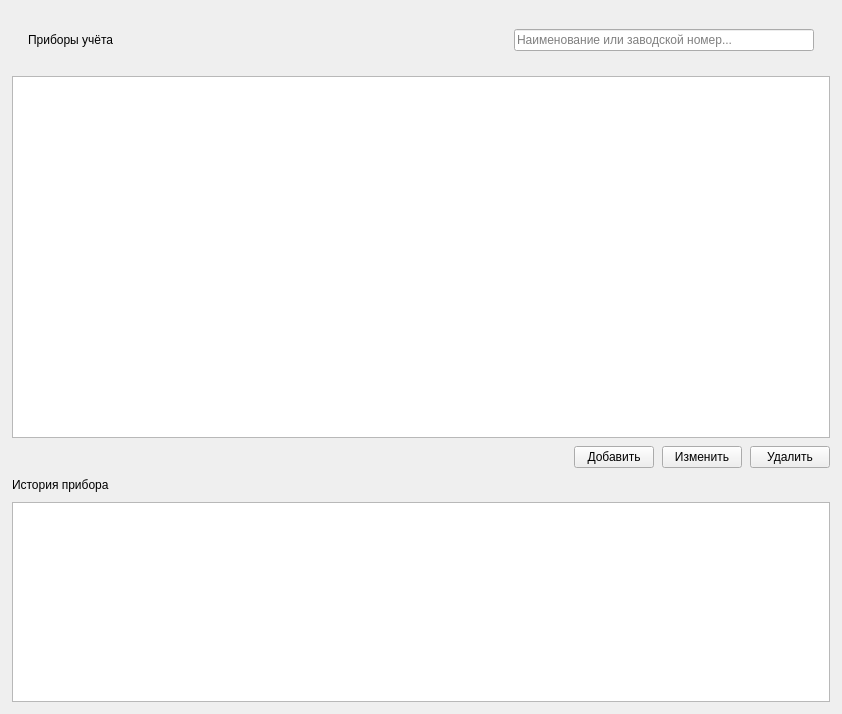
This is ui/meterswidget.ui in nikola240698/MeteringActs as Qt 5 draws it before an edit. The edited form follows.
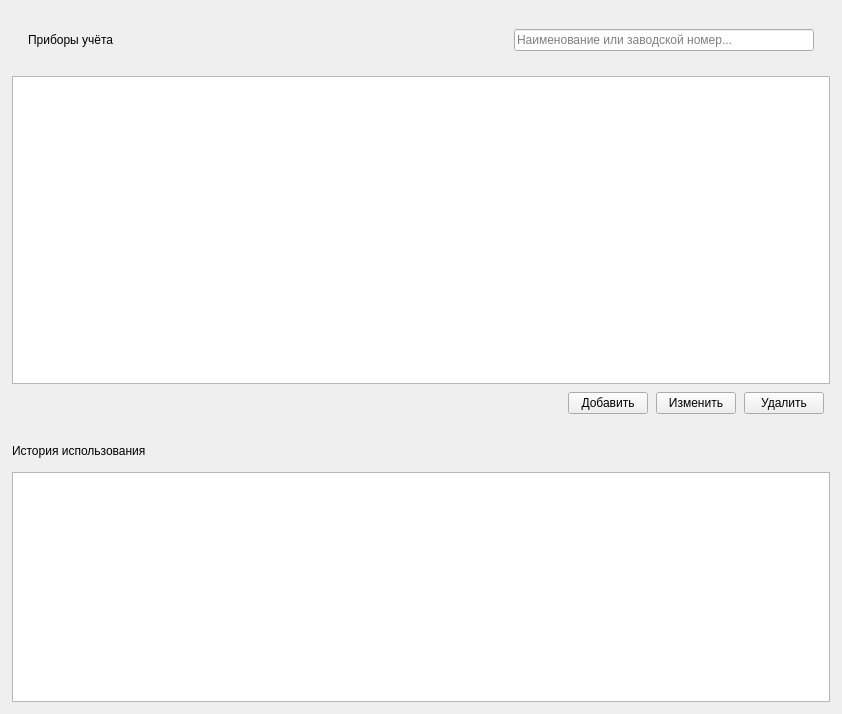
This is the edited form.

What changed in the file:
```diff
--- a/ui/meterswidget.ui
+++ b/ui/meterswidget.ui
@@ -16,7 +16,7 @@
   <property name="toolTip">
    <string>Двойное нажатие по строке для открытия акта</string>
   </property>
-  <layout class="QVBoxLayout" name="verticalLayout">
+  <layout class="QVBoxLayout" name="verticalLayout" stretch="3,2">
    <property name="spacing">
     <number>10</number>
    </property>
@@ -158,6 +158,12 @@
       </item>
       <item>
        <layout class="QHBoxLayout" name="buttonsLayout">
+        <property name="rightMargin">
+         <number>6</number>
+        </property>
+        <property name="bottomMargin">
+         <number>6</number>
+        </property>
         <item>
          <spacer name="horizontalSpacer">
           <property name="orientation">
@@ -197,10 +203,64 @@
      </layout>
     </widget>
    </item>
+   <item>
+    <widget class="QFrame" name="historyCard">
+     <property name="sizePolicy">
+      <sizepolicy hsizetype="Expanding" vsizetype="Expanding">
+       <horstretch>0</horstretch>
+       <verstretch>0</verstretch>
+      </sizepolicy>
+     </property>
+     <property name="minimumSize">
+      <size>
+       <width>0</width>
+       <height>0</height>
+      </size>
+     </property>
+     <property name="frameShape">
+      <enum>QFrame::Shape::NoFrame</enum>
+     </property>
+     <property name="frameShadow">
+      <enum>QFrame::Shadow::Raised</enum>
+     </property>
+     <property name="card" stdset="0">
+      <bool>true</bool>
+     </property>
+     <layout class="QVBoxLayout" name="historyCardLayout">
+      <property name="spacing">
+       <number>0</number>
+      </property>
+      <property name="leftMargin">
+       <number>0</number>
+      </property>
+      <property name="topMargin">
+       <number>0</number>
+      </property>
+      <property name="rightMargin">
+       <number>0</number>
+      </property>
+      <property name="bottomMargin">
+       <number>0</number>
+      </property>
    <item>
     <widget class="QLabel" name="historyLabel">
+        <property name="minimumSize">
+         <size>
+          <width>0</width>
+          <height>42</height>
+         </size>
+        </property>
+        <property name="maximumSize">
+         <size>
+          <width>16777215</width>
+          <height>42</height>
+         </size>
+        </property>
      <property name="text">
-      <string>История прибора</string>
+         <string>История использования</string>
+        </property>
+        <property name="cardTitle" stdset="0">
+         <bool>true</bool>
      </property>
     </widget>
    </item>
@@ -209,9 +269,12 @@
      <property name="maximumSize">
       <size>
        <width>16777215</width>
-       <height>200</height>
-      </size>
-     </property>
+          <height>16777215</height>
+         </size>
+        </property>
+        <property name="toolTip">
+         <string>Двойное нажатие по строке для открытия акта</string>
+        </property>
      <property name="editTriggers">
       <set>QAbstractItemView::EditTrigger::NoEditTriggers</set>
      </property>
@@ -227,6 +290,9 @@
      <attribute name="verticalHeaderVisible">
       <bool>false</bool>
      </attribute>
+       </widget>
+      </item>
+     </layout>
     </widget>
    </item>
   </layout>
```
Left out of the diff: 17 changed lines with no effect on the pictures. Lines whose indentation alone changed are shown as unchanged.
